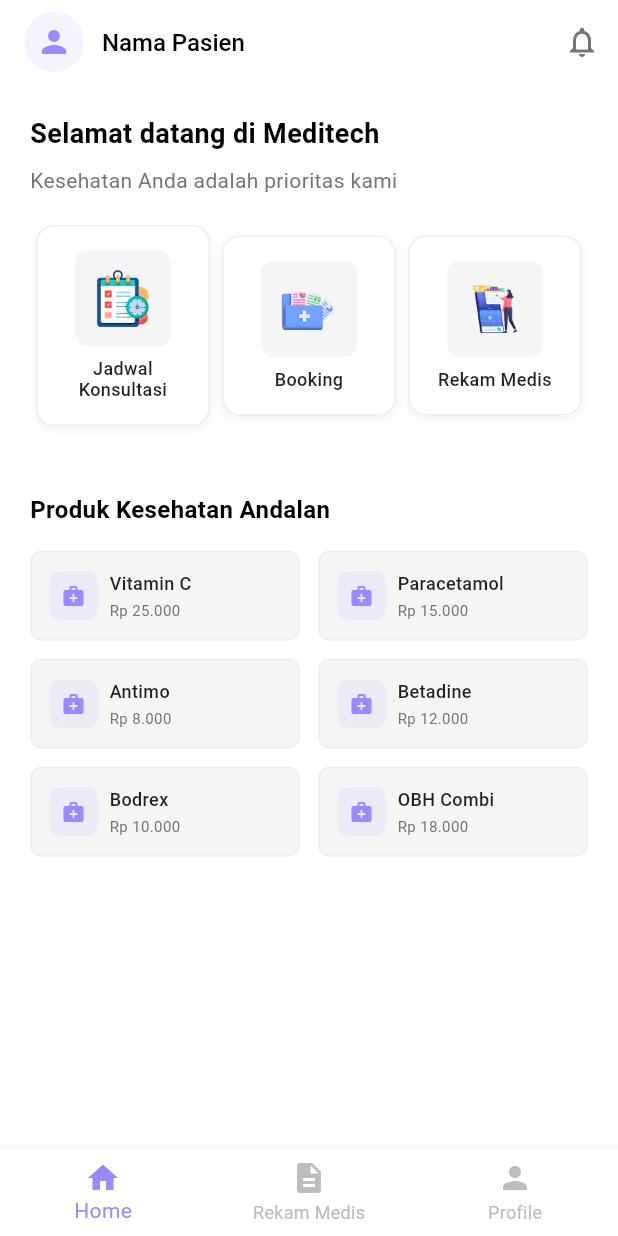
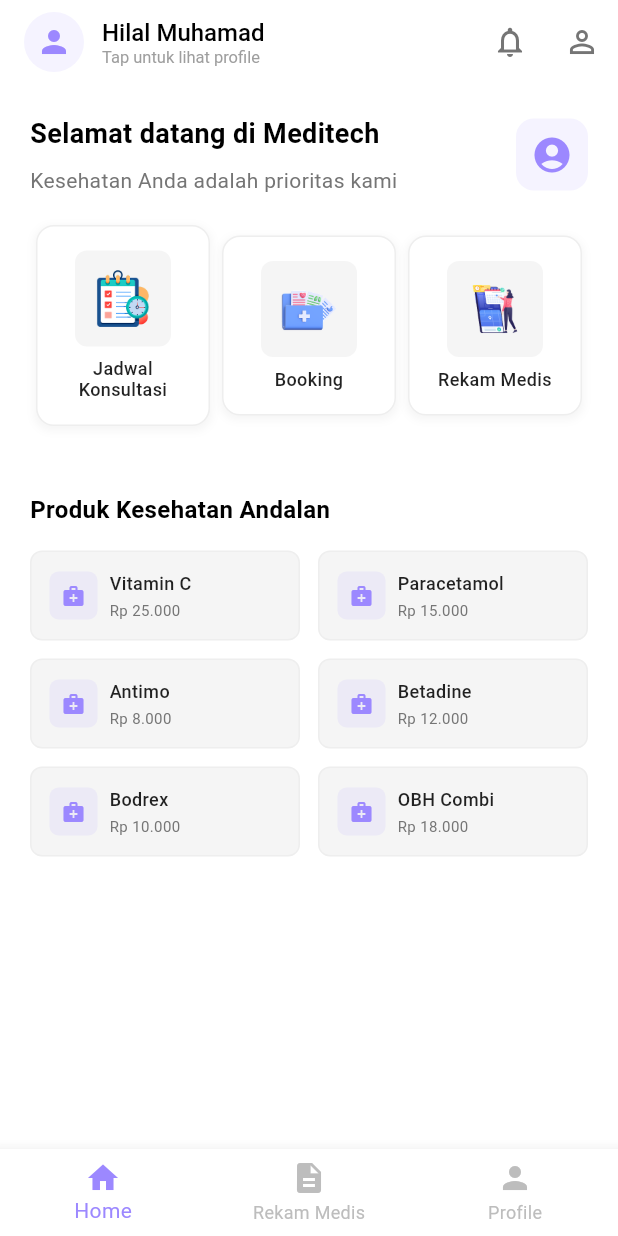
Before and after one commit to Ilham88yaa/meditech_mobile, a Flutter app: the HomeScreen screen opened by its route, on a phone screen of 412 x 824 dp. Run offline on Flutter 3.47's test engine with Material 3 defaults, Android fonts, the light colour scheme and no system bars; Roboto replaces fonts that are missing (Poppins).

Commit message:
update profile

```diff
--- a/lib/main.dart
+++ b/lib/main.dart
@@ -5,6 +5,7 @@
 import 'screens/login_screen.dart';
 import 'screens/home_screen.dart';
 import 'screens/rekam_medis_screen.dart';
+import 'screens/profile_screen.dart';
 
 void main() {
   runApp(MeditechApp());
@@ -18,7 +19,7 @@
       debugShowCheckedModeBanner: false,
       theme: ThemeData(
         primarySwatch: Colors.blue,
-        fontFamily: 'Roboto',
+        fontFamily: 'Poppins',
         visualDensity: VisualDensity.adaptivePlatformDensity,
       ),
       initialRoute: '/',
@@ -28,6 +29,7 @@
         '/login': (context) => LoginScreen(),
         '/home': (context) => HomeScreen(),
         '/medical-history': (context) => const RekamMedisScreen(),
+        '/profile': (context) => ProfileScreen(),
       },
     );
   }
--- a/lib/screens/home_screen.dart
+++ b/lib/screens/home_screen.dart
@@ -2,6 +2,7 @@
 import 'jadwal_konsultasi_screen.dart';
 import 'booking_screen.dart';
 import 'rekam_medis_screen.dart';
+import 'profile_screen.dart';
 
 class HomeScreen extends StatefulWidget {
   @override
@@ -10,7 +11,7 @@
 
 class _HomeScreenState extends State<HomeScreen> {
   int _currentIndex = 0;
-  String _userName = "Nama Pasien";
+  String _userName = "Hilal Muhamad";
 
   final List<Map<String, dynamic>> _menuItems = [
     {
@@ -63,13 +64,25 @@
       backgroundColor: Colors.white,
       elevation: 0,
       automaticallyImplyLeading: false,
-      title: Row(
+      title: GestureDetector(
+        onTap: () {
+          // Navigasi ke profile saat tap pada area nama user
+          _navigateToProfile();
+        },
+        child: Row(
           children: [
-          CircleAvatar(
+            Hero(
+              tag: 'profile_avatar',
+              child: CircleAvatar(
                 backgroundColor: Color(0xFF9C88FF).withOpacity(0.1),
                 child: Icon(Icons.person, color: Color(0xFF9C88FF)),
               ),
+            ),
             SizedBox(width: 12),
+            Expanded(
+              child: Column(
+                crossAxisAlignment: CrossAxisAlignment.start,
+                children: [
                   Text(
                     _userName,
                     style: TextStyle(
@@ -78,20 +91,69 @@
                       fontWeight: FontWeight.w500,
                     ),
                   ),
+                  Text(
+                    'Tap untuk lihat profile',
+                    style: TextStyle(
+                      color: Colors.grey[500],
+                      fontSize: 11,
+                    ),
+                  ),
                 ],
+              ),
+            ),
+          ],
+        ),
       ),
       actions: [
         IconButton(
           icon: Icon(Icons.notifications_outlined, color: Colors.grey[600]),
-          onPressed: () {},
+          onPressed: () {
+            // TODO: Implement notification
+            ScaffoldMessenger.of(context).showSnackBar(
+              SnackBar(content: Text('Fitur notifikasi akan segera hadir')),
+            );
+          },
+        ),
+        // Tambahkan tombol profile di actions
+        IconButton(
+          icon: Icon(Icons.person_outline, color: Colors.grey[600]),
+          onPressed: _navigateToProfile,
+          tooltip: 'Profile',
         ),
       ],
     );
   }
 
+  // Method untuk navigasi ke profile dengan error handling
+  void _navigateToProfile() {
+    try {
+      Navigator.pushNamed(context, '/profile').then((value) {
+        // Reset bottom navigation index saat kembali dari profile
+        setState(() {
+          _currentIndex = 0;
+        });
+      });
+    } catch (e) {
+      // Error handling jika route tidak ditemukan
+      ScaffoldMessenger.of(context).showSnackBar(
+        SnackBar(
+          content: Text('Gagal membuka halaman profile'),
+          backgroundColor: Colors.red,
+        ),
+      );
+    }
+  }
+
   Widget _buildWelcomeSection() {
     return Container(
       padding: EdgeInsets.all(20),
+      child: Column(
+        crossAxisAlignment: CrossAxisAlignment.start,
+        children: [
+          Row(
+            mainAxisAlignment: MainAxisAlignment.spaceBetween,
+            children: [
+              Expanded(
                 child: Column(
                   crossAxisAlignment: CrossAxisAlignment.start,
                   children: [
@@ -107,6 +169,27 @@
                     Text(
                       'Kesehatan Anda adalah prioritas kami',
                       style: TextStyle(fontSize: 14, color: Colors.grey[600]),
+                    ),
+                  ],
+                ),
+              ),
+              // Tambahkan quick access button ke profile
+              Container(
+                decoration: BoxDecoration(
+                  color: Color(0xFF9C88FF).withOpacity(0.1),
+                  borderRadius: BorderRadius.circular(12),
+                ),
+                child: IconButton(
+                  icon: Icon(
+                    Icons.account_circle,
+                    color: Color(0xFF9C88FF),
+                    size: 28,
+                  ),
+                  onPressed: _navigateToProfile,
+                  tooltip: 'Akun Saya',
+                ),
+              ),
+            ],
           ),
         ],
       ),
@@ -206,6 +289,14 @@
                   width: 40,
                   height: 40,
                   fit: BoxFit.contain,
+                  errorBuilder: (context, error, stackTrace) {
+                    // Fallback jika gambar tidak ditemukan
+                    return Icon(
+                      Icons.image_not_supported,
+                      size: 40,
+                      color: Colors.grey[400],
+                    );
+                  },
                 ),
               ),
               SizedBox(height: 8),
@@ -327,12 +418,20 @@
 
         switch (index) {
           case 0:
+            // Tetap di home screen
             break;
           case 1:
-            Navigator.pushNamed(context, '/medical-history');
+            // Navigasi ke rekam medis
+            Navigator.pushNamed(context, '/medical-history').then((value) {
+              // Reset index saat kembali
+              setState(() {
+                _currentIndex = 0;
+              });
+            });
             break;
           case 2:
-            Navigator.pushNamed(context, '/profile');
+            // Navigasi ke profile
+            _navigateToProfile();
             break;
         }
       },
@@ -342,12 +441,18 @@
       unselectedItemColor: Colors.grey[400],
       elevation: 8,
       items: [
-        BottomNavigationBarItem(icon: Icon(Icons.home), label: 'Home'),
+        BottomNavigationBarItem(
+          icon: Icon(Icons.home),
+          label: 'Home',
+        ),
         BottomNavigationBarItem(
           icon: Icon(Icons.description),
           label: 'Rekam Medis',
         ),
-        BottomNavigationBarItem(icon: Icon(Icons.person), label: 'Profile'),
+        BottomNavigationBarItem(
+          icon: Icon(Icons.person),
+          label: 'Profile',
+        ),
       ],
     );
   }
```
Also changed, not shown: lib/screens/profile_screen.dart (added, +350 -0 lines). Lines whose indentation alone changed are shown as unchanged.
